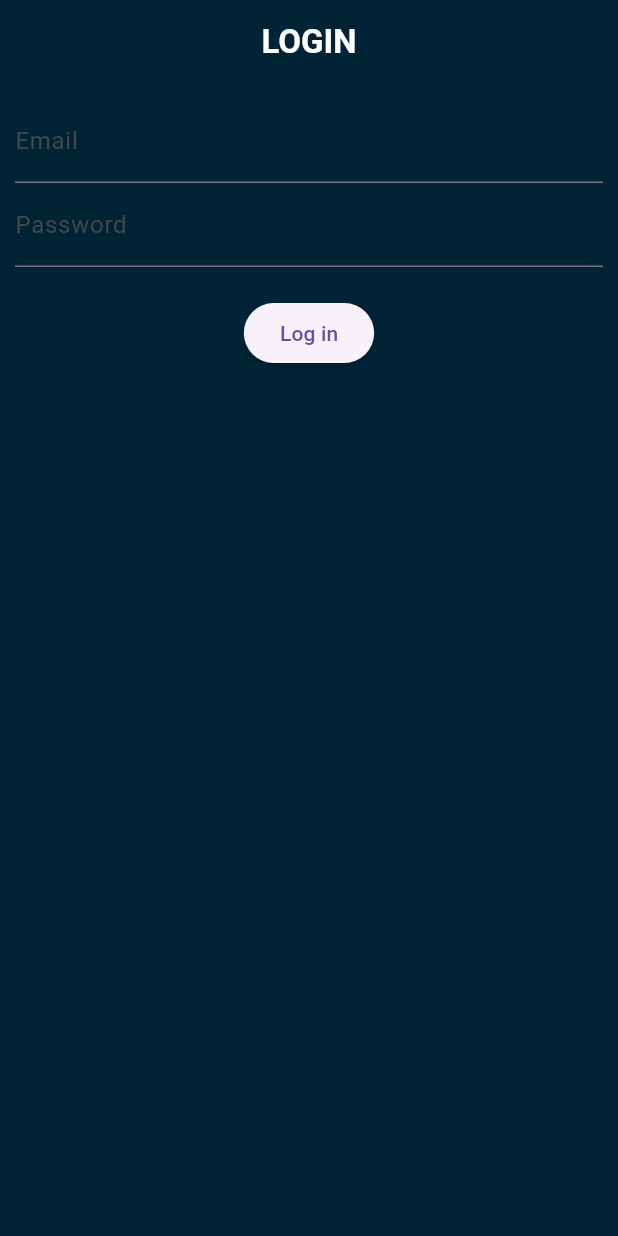
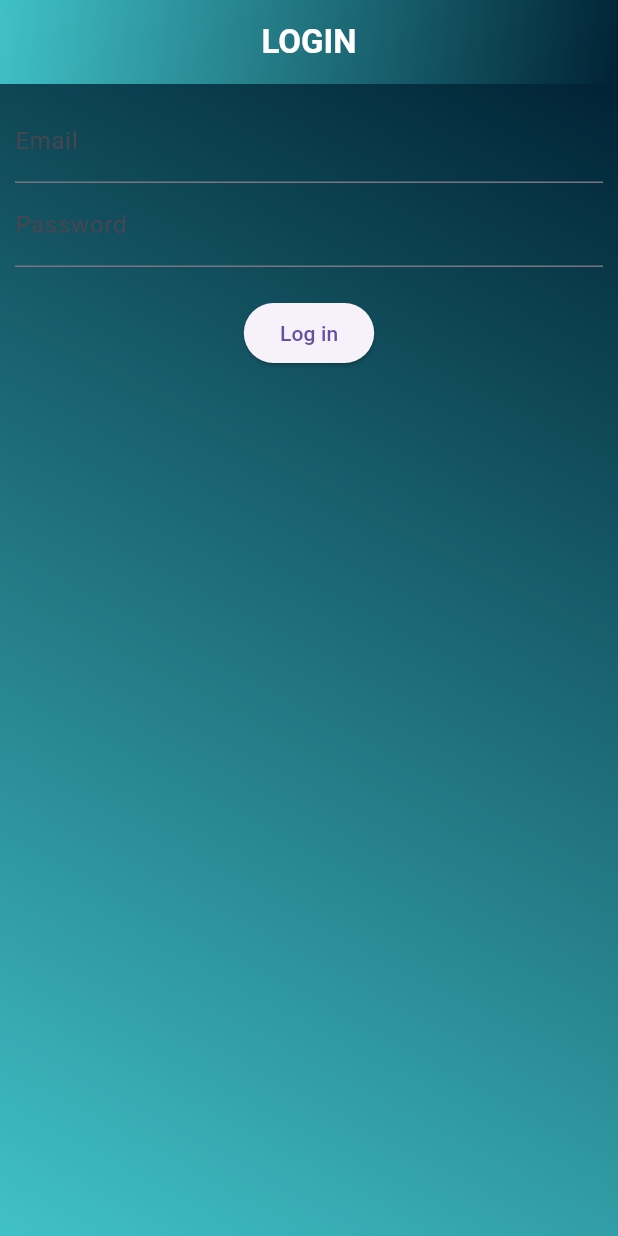
Before and after one commit to AbdulReyza/tugas_week_10_1123150072, a Flutter app: the screen it shows after launch, on a phone screen of 412 x 824 dp. Run offline on Flutter 3.47's test engine with Material 3 defaults, Android fonts, the phone set to English and light mode, and no system bars; our stand-ins replace firebase_auth, firebase_core; accounts and stored records are empty.

Commit message:
style: add gradient background color

```diff
--- a/lib/login/login.dart
+++ b/lib/login/login.dart
@@ -56,8 +56,21 @@ class _LoginDongState extends State<LoginDong> {
   @override
   Widget build(BuildContext context) {
     return Scaffold(
-      backgroundColor: Color.fromRGBO(0, 35, 53, 1),
       appBar: AppBar(
+        backgroundColor: Colors.transparent,
+        elevation: 0,
+        flexibleSpace: Container(
+          decoration: const BoxDecoration(
+            gradient: LinearGradient(
+              begin: Alignment.topLeft,
+              end: Alignment.bottomRight,
+              colors: [
+                Color.fromRGBO(64, 193, 199, 1),
+                Color.fromRGBO(0, 35, 53, 1),
+              ],
+            ),
+          ),
+        ),
         centerTitle: true,
         title: const Text(
           "LOGIN",
@@ -66,9 +79,21 @@ class _LoginDongState extends State<LoginDong> {
             fontWeight: FontWeight.bold,
           ),
         ),
-        backgroundColor: Color.fromRGBO(0, 35, 53, 1),
       ),
-      body: SingleChildScrollView(
+      body: Container(
+          width: double.infinity,
+          height: double.infinity,
+          decoration: const BoxDecoration(
+            gradient: LinearGradient(
+              begin: Alignment.topRight,
+              end: Alignment.bottomLeft,
+              colors: [
+                Color.fromRGBO(0, 35, 53, 1),
+                Color.fromRGBO(64, 193, 199, 1)
+              ],
+            ),
+          ),
+        child: SingleChildScrollView(
           padding: const EdgeInsets.all(10.0),
           child: Column(
               children: [
@@ -97,6 +122,7 @@ class _LoginDongState extends State<LoginDong> {
               ],
           ),
         ),
+      ),
     );
   }
 }
```
Lines whose indentation alone changed are shown as unchanged.
